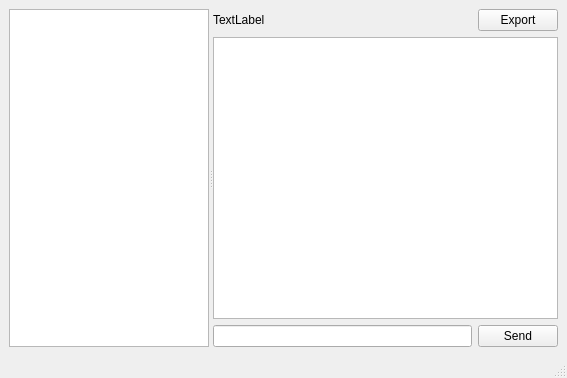
First picture: the form in tcp-chat-client/mainwindow.ui, repository Lishang123/qt-tcp-chat, before the edit.
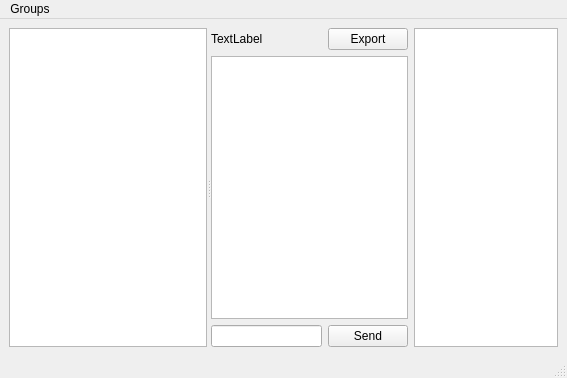
Second picture: the form after the edit.

Commit message: feature(ChatGroup): add features of adding and removing a chat group

```diff
--- a/tcp-chat-client/mainwindow.ui
+++ b/tcp-chat-client/mainwindow.ui
@@ -34,7 +34,7 @@
         </size>
        </property>
       </widget>
-      <widget class="QWidget" name="">
+      <widget class="QWidget" name="layoutWidget">
        <layout class="QVBoxLayout" name="verticalLayout">
         <item>
          <layout class="QHBoxLayout" name="horizontalLayout">
@@ -95,6 +95,9 @@
       </widget>
      </widget>
     </item>
+    <item>
+     <widget class="QTreeView" name="groupMemberView"/>
+    </item>
    </layout>
   </widget>
   <widget class="QMenuBar" name="menubar">
@@ -106,6 +109,14 @@
      <height>33</height>
     </rect>
    </property>
+   <widget class="QMenu" name="menuGroups">
+    <property name="title">
+     <string>Groups</string>
+    </property>
+    <addaction name="actionNew_Group"/>
+    <addaction name="actionDelete_Group"/>
+   </widget>
+   <addaction name="menuGroups"/>
   </widget>
   <widget class="QStatusBar" name="statusbar"/>
  </widget>
```
Left out of the diff: 13 changed lines with no effect on the pictures. The commit also changes 17 other files.
